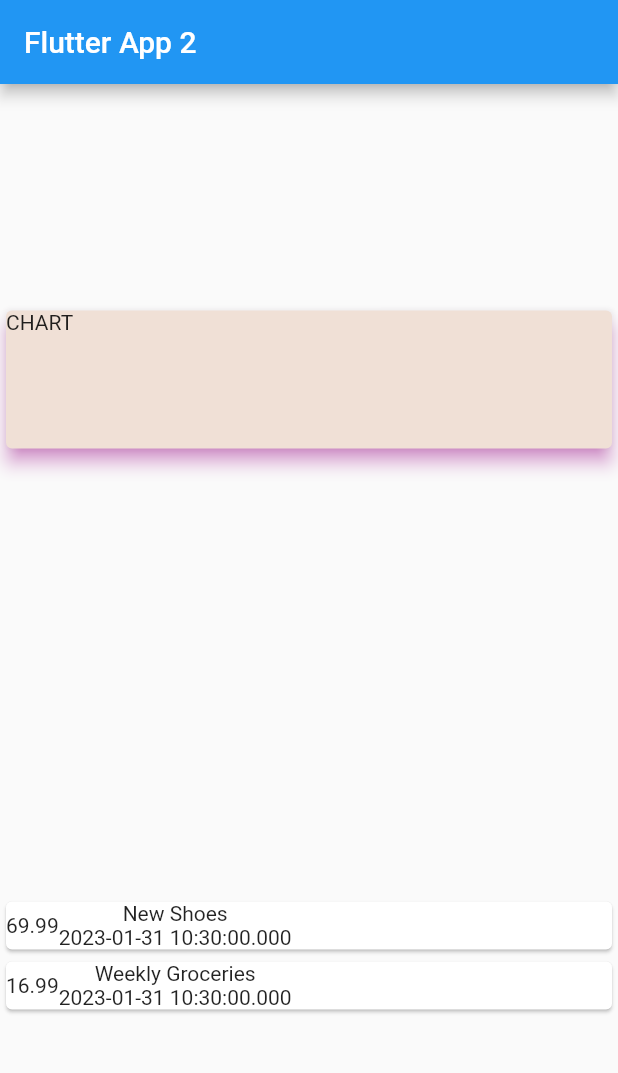
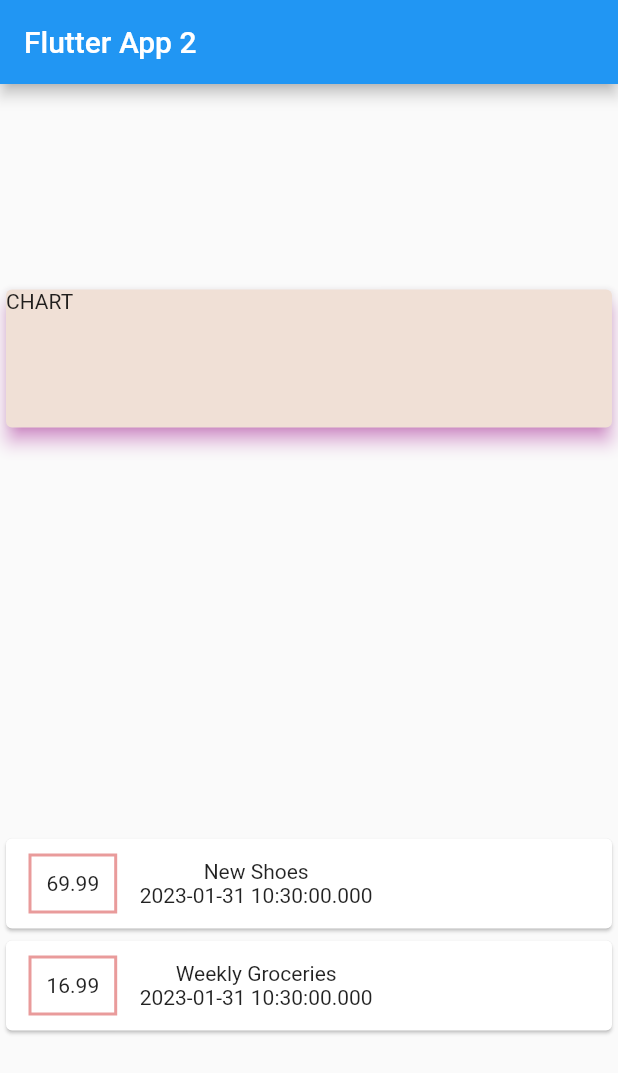
Before and after one commit to Arafat6462/Flutter, a Flutter app: the screen it shows after launch, on a phone screen of 412 x 824 dp. Shown: the top 1073 px of the screen. Run offline on Flutter 3.47's test engine with Material 2 defaults, Android fonts, the phone set to English and light mode, and no system bars.

Commit message:
styling container

```diff
--- a/expense_planner/lib/main.dart
+++ b/expense_planner/lib/main.dart
@@ -61,6 +61,15 @@ class MyHomePage extends StatelessWidget {
                     child: Row(
                   children: [
                     Container(
+                      margin: EdgeInsets.symmetric(
+                        vertical: 10,
+                        horizontal: 15,
+                      ),
+                      decoration: BoxDecoration(
+                          border: Border.all(
+                              color: Color.fromARGB(255, 233, 155, 155),
+                              width: 2)),
+                      padding: EdgeInsets.all(10),
                       child: Text(
                         tx.amount.toString(),
                       ),
```
